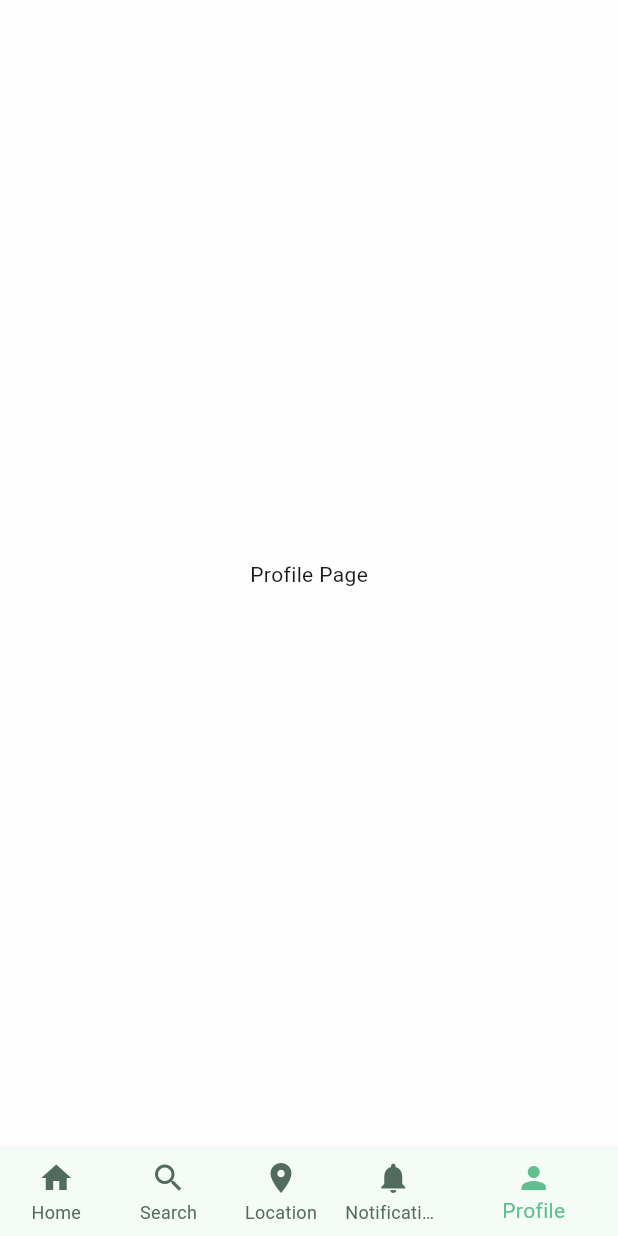
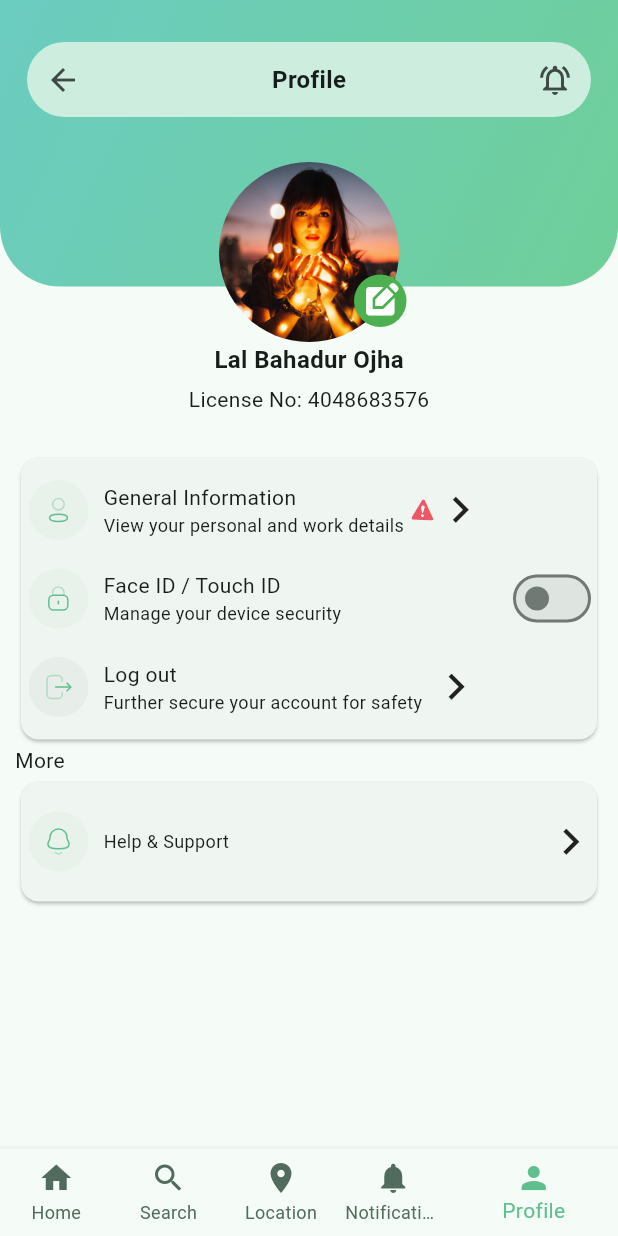
Before and after one commit to webstudioflutter/sms-driver, a Flutter app: the screen it shows after launch, item 5 of the bottom bar chosen, on a phone screen of 412 x 824 dp. Run offline on Flutter 3.47's test engine with Material 3 defaults, Android fonts, the phone set to English and light mode, and no system bars; our stand-ins replace dotted_border, flutter_svg, image_picker.

Commit message:
profile page added

```diff
--- a/lib/screen/dashboard/dashboard.dart
+++ b/lib/screen/dashboard/dashboard.dart
@@ -1,5 +1,6 @@
 import 'package:driver_app/core/color_constant.dart';
 import 'package:driver_app/screen/dashboard/home_page.dart';
+import 'package:driver_app/screen/dashboard/profile_page.dart';
 import 'package:flutter/material.dart';
 
 class DashboardPage extends StatefulWidget {
@@ -18,7 +19,7 @@ class _DashboardPageState extends State<DashboardPage> {
     const Center(child: Text('Search Page')),
     const Center(child: Text('Add Page')),
     const Center(child: Text('Notifications Page')),
-    const Center(child: Text('Profile Page')),
+    const ProfilePage(),
   ];
 
   @override
--- a/lib/screen/dashboard/home_page.dart
+++ b/lib/screen/dashboard/home_page.dart
@@ -168,6 +168,7 @@ class _HomePageState extends State<HomePage> {
           ],
         ),
       ),
+
       body: SingleChildScrollView(
         // Wrap the entire body with a SingleChildScrollView
         child: Padding(
--- /dev/null
+++ b/lib/screen/dashboard/profile_page.dart
@@ -0,0 +1,281 @@
+import 'package:flutter/material.dart';
+import 'package:flutter_svg/flutter_svg.dart';
+
+class ProfilePage extends StatefulWidget {
+  const ProfilePage({super.key});
+
+  @override
+  State<ProfilePage> createState() => _ProfilePageState();
+}
+
+class _ProfilePageState extends State<ProfilePage> {
+  @override
+  Widget build(BuildContext context) {
+    return Scaffold(
+      appBar: PreferredSize(
+        preferredSize: const Size.fromHeight(270),
+        child: Stack(
+          clipBehavior: Clip.none,
+          children: [
+            // Background with a curved bottom
+            Container(
+              height: 191,
+              decoration: const BoxDecoration(
+                  gradient: LinearGradient(
+                    colors: [
+                      Color(0xff6bccc1),
+                      Color(0xff6fcf99)
+                    ], // Gradient colors
+                    begin: Alignment.topLeft, // Start point of gradient
+                    end: Alignment.bottomRight, // End point of gradient
+                  ),
+                  borderRadius: BorderRadius.only(
+                      bottomLeft: Radius.circular(40),
+                      bottomRight: Radius.circular(40))),
+            ),
+            Positioned(
+              top: 20,
+              right: 10,
+              left: 10,
+              child: Padding(
+                padding: const EdgeInsets.all(8.0),
+                child: Container(
+                    height: 50, // Height of the container
+                    width: MediaQuery.of(context).size.width * 0.9,
+                    decoration: const BoxDecoration(
+                        color: Color(0xffcdeede),
+                        borderRadius: BorderRadius.all(Radius.circular(25))),
+                    child: Row(
+                      children: [
+                        IconButton(
+                            onPressed: () {
+                              // Navigator.pop(context);
+                            },
+                            icon: const Icon(Icons.arrow_back)),
+                        const Spacer(),
+                        const Align(
+                            alignment: Alignment.center,
+                            child: Text(
+                              'Profile',
+                              style: TextStyle(
+                                fontSize: 16,
+                                fontWeight: FontWeight.w600,
+                              ),
+                            )),
+                        const Spacer(),
+                        IconButton(
+                            onPressed: () {},
+                            icon: const Icon(
+                                Icons.notifications_active_outlined)),
+                      ],
+                    )),
+              ),
+            ),
+
+            Positioned(
+              bottom: -95,
+              right: 10,
+              left: 10,
+              child: SizedBox(
+                // height: MediaQuery.sizeOf(context).height * 0.21,
+                child: Padding(
+                  padding: const EdgeInsets.symmetric(
+                      horizontal: 10.0, vertical: 10),
+                  child: Column(
+                    mainAxisAlignment: MainAxisAlignment.center,
+                    crossAxisAlignment: CrossAxisAlignment.center,
+                    children: [
+                      Stack(
+                        clipBehavior: Clip.none,
+                        children: [
+                          ClipOval(
+                            child: Image.asset(
+                              'assets/images/fake_profile.jpg',
+                              height: 120,
+                              width:
+                                  120, // Make sure width and height are the same to ensure a perfect circle
+                              fit: BoxFit
+                                  .cover, // Ensure the image covers the circle without distortion
+                            ),
+                          ),
+                          Positioned(
+                              right: -5,
+                              bottom: 10,
+                              child: Container(
+                                  padding: const EdgeInsets.all(5),
+                                  decoration: BoxDecoration(
+                                    color: Colors.green,
+                                    borderRadius: BorderRadius.circular(20),
+                                  ),
+                                  child: const Icon(
+                                    Icons.edit_square,
+                                    size: 25,
+                                    color: Colors.white,
+                                  )))
+                        ],
+                      ),
+                      const Text(
+                        'Lal Bahadur Ojha',
+                        style: TextStyle(
+                          fontSize: 16,
+                          fontWeight: FontWeight.w600,
+                        ),
+                      ),
+                      const SizedBox(height: 5),
+                      const Text('License No: 4048683576'),
+                    ],
+                  ),
+                ),
+              ),
+            ),
+          ],
+        ),
+      ),
+      body: Padding(
+        padding: const EdgeInsets.only(top: 110.0, right: 10, left: 10),
+        child: Column(
+          crossAxisAlignment: CrossAxisAlignment.start,
+          children: [
+            Card(
+              child: Padding(
+                padding: const EdgeInsets.only(left: 5.0),
+                child: Column(
+                  children: [
+                    SingleChildScrollView(
+                      child: Padding(
+                        padding: const EdgeInsets.only(top: 15.0),
+                        child: Row(
+                          children: [
+                            SvgPicture.asset('assets/svg_images/profile.svg'),
+                            const SizedBox(width: 10),
+                            const Flexible(
+                              child: Column(
+                                crossAxisAlignment: CrossAxisAlignment.start,
+                                children: [
+                                  Text('General Information'),
+                                  Text(
+                                    'View your personal and work details',
+                                    overflow: TextOverflow.ellipsis,
+                                    maxLines: 1,
+                                    style: TextStyle(
+                                      fontSize: 12,
+                                    ),
+                                  ),
+                                ],
+                              ),
+                            ),
+                            const SizedBox(width: 5),
+                            SvgPicture.asset('assets/svg_images/warning.svg'),
+                            GestureDetector(
+                              onTap: () {},
+                              child: const Icon(
+                                Icons.chevron_right,
+                                size: 35,
+                              ),
+                            ),
+                          ],
+                        ),
+                      ),
+                    ),
+                    SingleChildScrollView(
+                      child: Padding(
+                        padding: const EdgeInsets.only(top: 15.0),
+                        child: Row(
+                          children: [
+                            SvgPicture.asset('assets/svg_images/lock.svg'),
+                            const SizedBox(width: 10),
+                            const Column(
+                              crossAxisAlignment: CrossAxisAlignment.start,
+                              children: [
+                                Text('Face ID / Touch ID'),
+                                Text(
+                                  'Manage your device security',
+                                  overflow: TextOverflow.ellipsis,
+                                  maxLines: 1,
+                                  style: TextStyle(
+                                    fontSize: 12,
+                                  ),
+                                ),
+                              ],
+                            ),
+                            const SizedBox(width: 5),
+                            const Spacer(),
+                            Switch(value: false, onChanged: (value) {})
+                          ],
+                        ),
+                      ),
+                    ),
+                    SingleChildScrollView(
+                      child: Padding(
+                        padding: const EdgeInsets.only(top: 15.0, bottom: 15),
+                        child: Row(
+                          children: [
+                            SvgPicture.asset('assets/svg_images/logout.svg'),
+                            const SizedBox(width: 10),
+                            const Flexible(
+                              child: Column(
+                                crossAxisAlignment: CrossAxisAlignment.start,
+                                children: [
+                                  Text('Log out'),
+                                  Text(
+                                    'Further secure your account for safety',
+                                    overflow: TextOverflow.ellipsis,
+                                    maxLines: 1,
+                                    style: TextStyle(
+                                      fontSize: 12,
+                                    ),
+                                  ),
+                                ],
+                              ),
+                            ),
+                            const SizedBox(width: 5),
+                            GestureDetector(
+                              onTap: () {},
+                              child: const Icon(
+                                Icons.chevron_right,
+                                size: 35,
+                              ),
+                            ),
+                          ],
+                        ),
+                      ),
+                    ),
+                  ],
+                ),
+              ),
+            ),
+            const Text('More'),
+            Card(
+              child: Padding(
+                padding: const EdgeInsets.only(top: 20.0, bottom: 20, left: 5),
+                child: Row(
+                  children: [
+                    SvgPicture.asset('assets/svg_images/notification2.svg'),
+                    const SizedBox(width: 10),
+                    const Text(
+                      'Help & Support',
+                      overflow: TextOverflow.ellipsis,
+                      maxLines: 1,
+                      style: TextStyle(
+                        fontSize: 12,
+                      ),
+                    ),
+                    const SizedBox(width: 5),
+                    const Spacer(),
+                    GestureDetector(
+                      onTap: () {},
+                      child: const Icon(
+                        Icons.chevron_right,
+                        size: 35,
+                      ),
+                    ),
+                  ],
+                ),
+              ),
+            ),
+          ],
+        ),
+      ),
+    );
+  }
+}
```
Also changed, not shown: assets/images/fake_profile.jpg (added), assets/svg_images/lock.svg (added), assets/svg_images/logout.svg (added), assets/svg_images/notification2.svg (added), assets/svg_images/profile.svg (added), assets/svg_images/profile_edit.svg (added), assets/svg_images/warning.svg (added).
